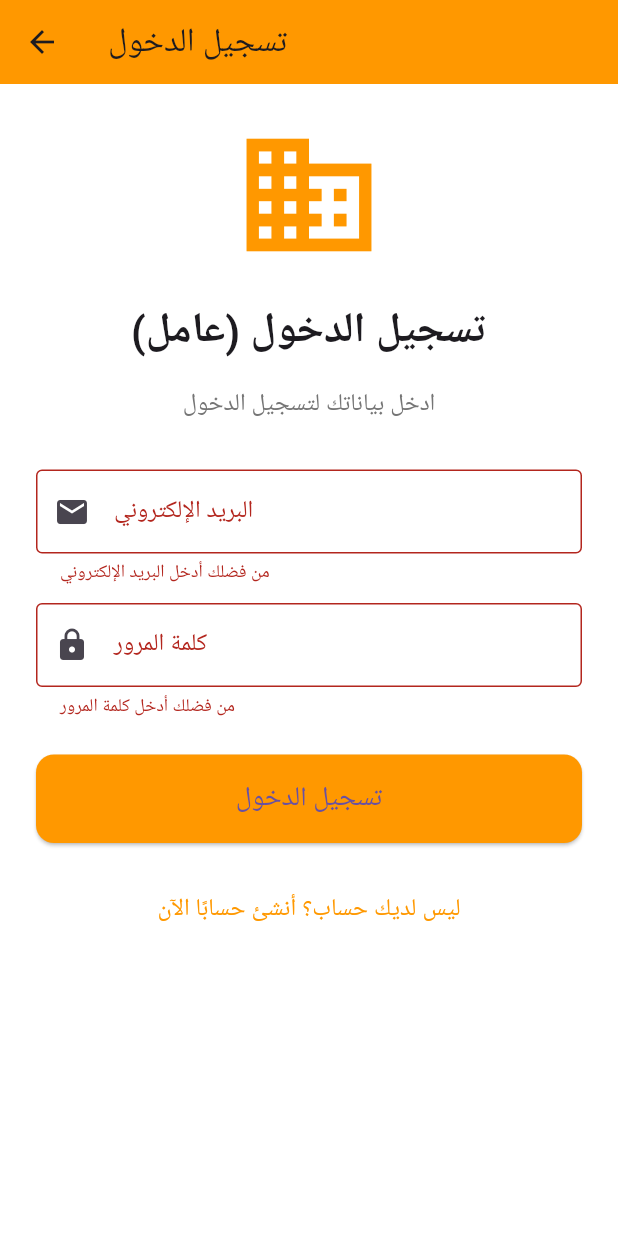
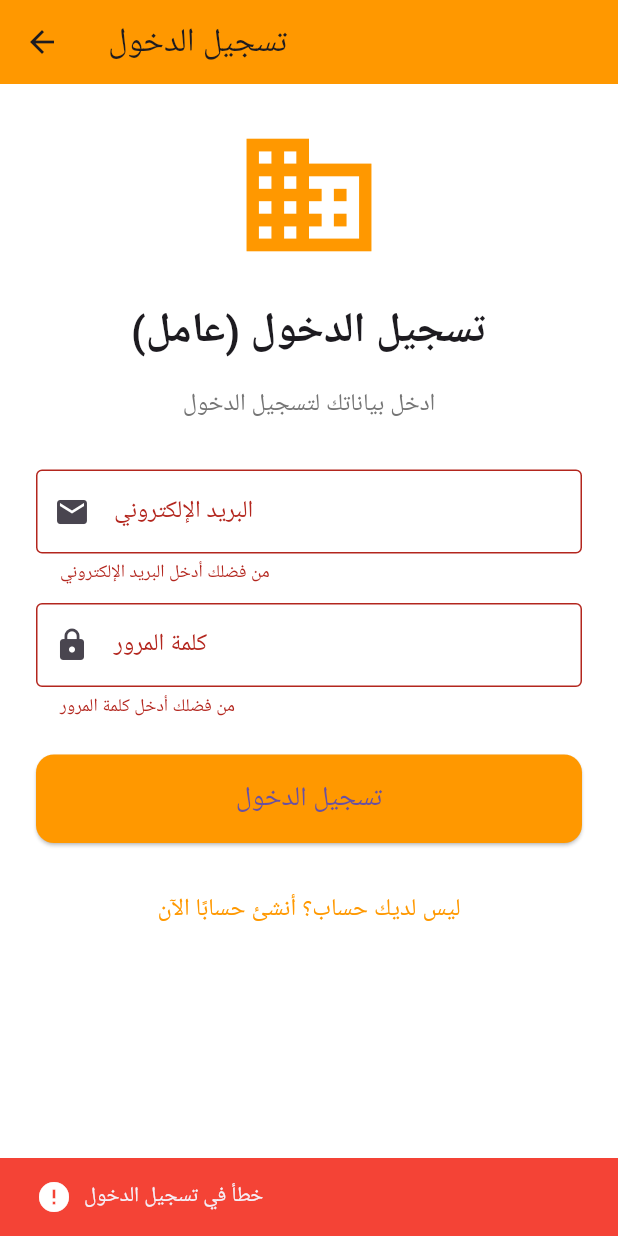
Before and after one commit to 1102abdo/Shaghalny, a Flutter app: the LoginWorkers screen opened directly, after a tap on "تسجيل الدخول", on a phone screen of 412 x 824 dp. Run offline on Flutter 3.47's test engine with Material 3 defaults, Android fonts, the phone set to English and light mode, and no system bars; our stand-ins replace file_picker, image_picker, shared_preferences; accounts and stored records are empty.

Commit message:
Fix login errors and improve worker navigation
Implemented profile/settings navigation in available_jobs_page.dart and Improved Arabic error messages formatting

```diff
--- a/lib/Workers/login_workers.dart
+++ b/lib/Workers/login_workers.dart
@@ -21,7 +21,7 @@ class LoginWorkersState extends State<LoginWorkers> {
     if (_formKey.currentState!.validate()) {
       setState(() => _isLoading = true);
 
-      Future.delayed(Duration(seconds: 2), () {
+      Future.delayed(Duration(seconds: 2)) ; {
         setState(() => _isLoading = false);
 
         if (!mounted) return;
@@ -45,11 +45,32 @@ class LoginWorkersState extends State<LoginWorkers> {
         Navigator.pushReplacement(
           context,
           MaterialPageRoute(
-            builder:
-                (context) => AvailableJobsPage(userName: _emailController.text),
+            builder: (context) => AvailableJobsPage(
+      userName: _emailController.text,
+      // Add these if they exist in your AvailableJobsPage constructor:
+      userEmail: _emailController.text,
+      userJob: "المهنة", // You might need to collect this during login
+    ),
+  ),
+);
+     }
+
+    } else {  // إذا كانت البيانات غير صحيحة
+      setState(() => _isLoading = false);
+      // رسالة خطأ بشكل أنيق
+      ScaffoldMessenger.of(context).showSnackBar(
+        SnackBar(
+          content: Row(
+            children: [
+              Icon(Icons.error, color: Colors.white),
+              SizedBox(width: 8),
+              Text('خطأ في تسجيل الدخول'),
+            ],
           ),
-        );
-      });
+          backgroundColor: Colors.red,
+          duration: Duration(seconds: 2),
+        ),
+      );
     }
   }
 
--- a/lib/Workers/worker_profile.dart
+++ b/lib/Workers/worker_profile.dart
@@ -1,6 +1,6 @@
 import 'package:flutter/material.dart';
 import 'package:shaghalny/Workers/available_jobs_page.dart';
-import 'settings_page.dart'; // تأكد من استيراد صفحة الإعدادات
+import 'package:shaghalny/Workers/available_jobs_page.dart' as settings;
 import 'logout_page.dart';  // تأكد من استيراد صفحة تسجيل الخروج
 import 'edit_profile_page.dart';  // تأكد من استيراد صفحة تعديل الملف الشخصي
 
@@ -77,7 +77,7 @@ class WorkerProfilePage extends StatelessWidget {
                 Navigator.push(
                   context,
                   MaterialPageRoute(
-                    builder: (context) => AvailableJobsPage(userName: userName),
+                    builder: (context) => AvailableJobsPage(userName: userName, userEmail: '', userJob: '',),
                   ),
                 );
               },
@@ -93,7 +93,7 @@ class WorkerProfilePage extends StatelessWidget {
               onPressed: () {
                 Navigator.push(
                   context,
-                  MaterialPageRoute(builder: (context) => SettingsPage()),
+                  MaterialPageRoute(builder: (context) => settings.SettingsPage()),
                 );
               },
               icon: Icon(Icons.settings),
```
Also changed, not shown: lib/Workers/available_jobs_page.dart (+50 -3 lines).
